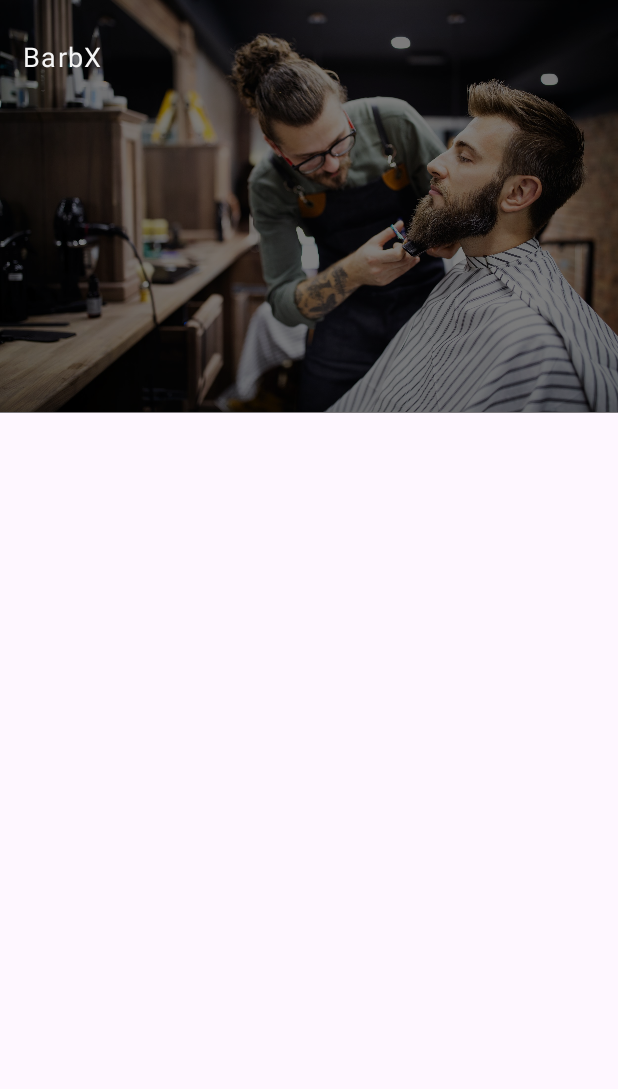
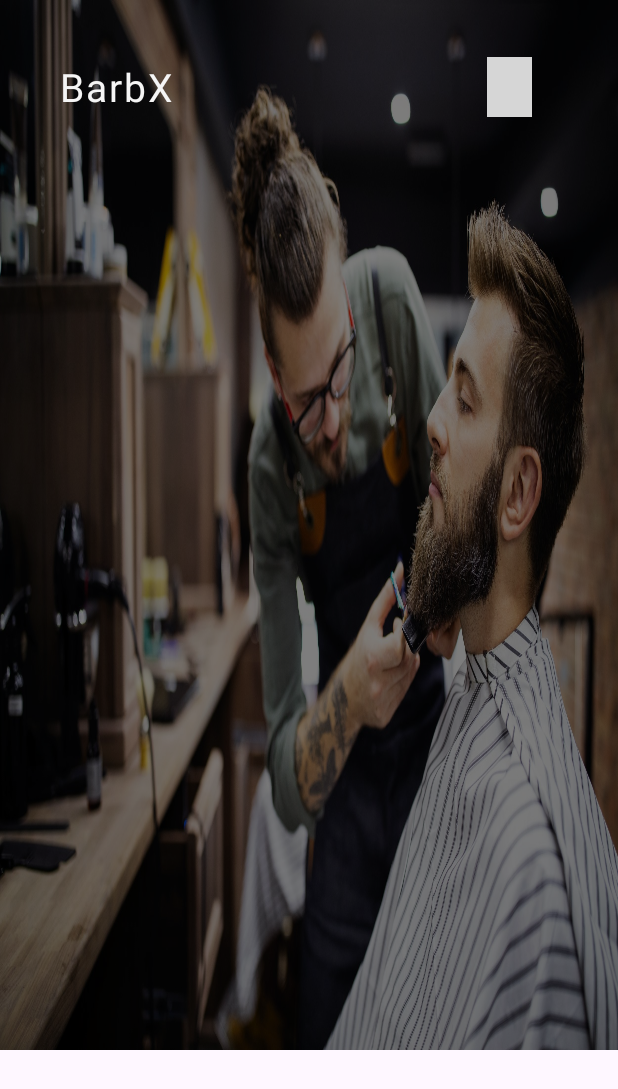
Before and after one commit to Namibo06/projeto-barbearia-android-java, an Android app: the screen it shows after launch (HomeActivity), on a phone screen of 412 x 824 dp. Shown: the top 1089 px of the screen. Run offline under Robolectric (Android 15) with nearby library versions, the phone set to English and light mode, and no system bars; grey boxes are pictures that could not be loaded.

Commit message:
refactor: background photo enlarged and menu implemented

```diff
--- a/app/src/main/res/layout/activity_home.xml
+++ b/app/src/main/res/layout/activity_home.xml
@@ -12,14 +12,14 @@
         <ImageView
             android:id="@+id/image_barber_background"
             android:layout_width="match_parent"
-            android:layout_height="match_parent"
+            android:layout_height="700dp"
             android:contentDescription="Imagem de fundo"
-            android:scaleType="fitStart"
+            android:scaleType="fitXY"
             android:src="@drawable/barber_bg" />
 
         <LinearLayout
             android:layout_width="match_parent"
-            android:layout_height="275dp"
+            android:layout_height="700dp"
             android:orientation="vertical"
             android:background="@color/bg_header">
 
@@ -33,24 +33,23 @@
                     android:id="@+id/name_enterprise"
                     android:layout_width="wrap_content"
                     android:layout_height="wrap_content"
-                    android:layout_marginStart="15dp"
-                    android:layout_marginTop="15dp"
+                    android:layout_marginStart="40dp"
+                    android:layout_marginTop="40dp"
+                    android:letterSpacing="0.05"
+                    android:text="BarbX"
                     android:textColor="@color/white_f5f5f5"
-                    android:text="BarbX"
-                    android:letterSpacing="0.05"
-                    android:textSize="18sp"
+                    android:textSize="26sp"
                     app:layout_constraintStart_toStartOf="parent"
                     app:layout_constraintTop_toTopOf="parent" />
 
-                <Button
+                <ImageView
                     android:id="@+id/btn_menu"
-                    android:layout_width="48dp"
-                    android:layout_height="48dp"
-                    android:background="@drawable/bars_right_svgrepo_com"
+                    android:layout_width="30dp"
+                    android:layout_height="40dp"
+                    android:layout_marginStart="210dp"
+                    android:layout_marginTop="38dp"
                     android:contentDescription="Menu"
-                    android:layout_margin="16dp"
-                    tools:ignore="HardcodedText">
-                </Button>
+                    android:src="@drawable/menu" />
             </LinearLayout>
 
         </LinearLayout>
```
